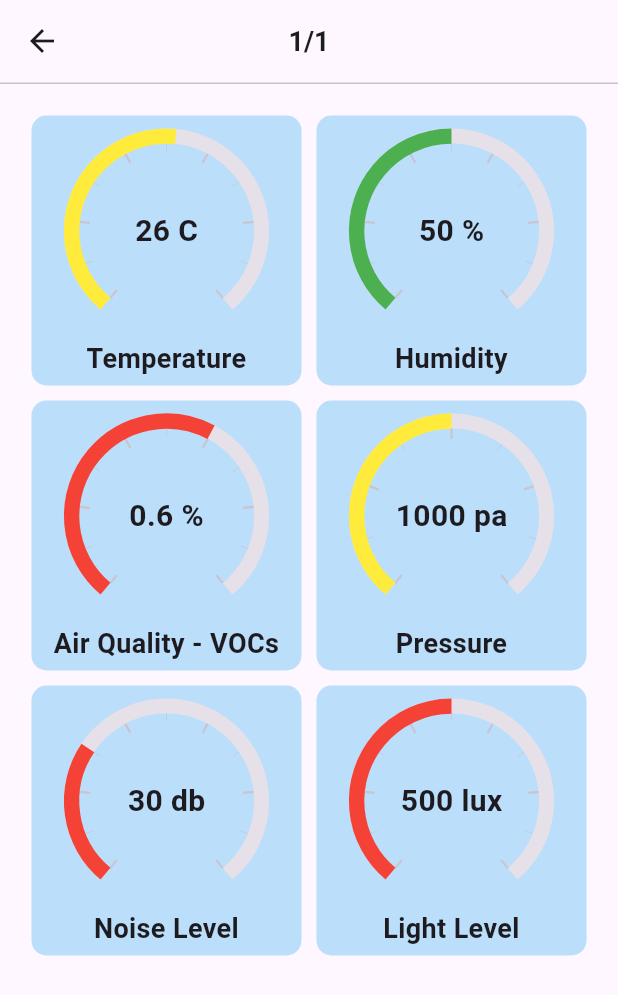
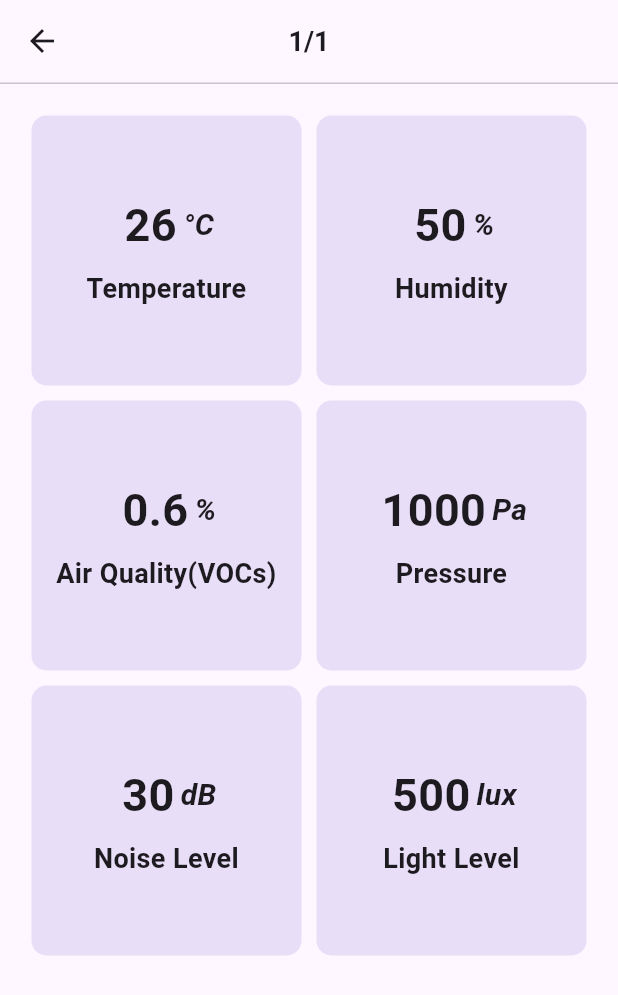
Before and after one commit to Canti-IoT/Canti-Hub, a Flutter app: the DetailPage screen opened directly, on a phone screen of 412 x 824 dp. Shown: the top 995 px of the screen. Run offline on Flutter 3.47's test engine with Material 3 defaults, Android fonts, the phone set to English and light mode, and no system bars; drawn by our look-alikes of syncfusion_flutter_gauges; our stand-ins replace drift, shared_preferences, syncfusion_flutter_sliders; missing offline and left inert: flutter_octicons, syncfusion_flutter_core; accounts and stored records are empty; generated files the repository leaves out were written again.

Commit message:
fix: style of the parameter widget

```diff
--- a/lib/pages/detail_page/detail_page.dart
+++ b/lib/pages/detail_page/detail_page.dart
@@ -26,48 +26,36 @@ class DetailPage extends StatelessWidget {
           ParameterWidget(
             parameterName: 'Temperature',
             value: 26.0, // Replace with actual value
-            minValue: 0.0, // Define min value
-            maxValue: 50.0, // Define max value
             desiredValue: 21.0,
-            unit: 'C',
+            unit: '°C',
           ),
           ParameterWidget(
             parameterName: 'Humidity',
             value: 50.0, // Replace with actual value
-            minValue: 0.0, // Define min value
-            maxValue: 100.0, // Define max value
             desiredValue: 50.0,
             unit: '%',
           ),
           ParameterWidget(
-            parameterName: 'Air Quality - VOCs',
+            parameterName: 'Air Quality(VOCs)',
             value: 0.6, // Replace with actual value
-            minValue: 0.0, // Define min value
-            maxValue: 1.0, // Define max value
             desiredValue: 1.0,
             unit: '%',
           ),
           ParameterWidget(
             parameterName: 'Pressure',
             value: 1000.0, // Replace with actual value
-            minValue: 900.0, // Define min value
-            maxValue: 1100.0, // Define max value
             desiredValue: 1010.0,
-            unit: 'pa',
+            unit: 'Pa',
           ),
           ParameterWidget(
             parameterName: 'Noise Level',
             value: 30.0, // Replace with actual value
-            minValue: 0.0, // Define min value
-            maxValue: 100.0, // Define max value
             desiredValue: 1.0,
-            unit: 'db',
+            unit: 'dB',
           ),
           ParameterWidget(
             parameterName: 'Light Level',
             value: 500.0, // Replace with actual value
-            minValue: 0.0, // Define min value
-            maxValue: 1000.0, // Define max value
             desiredValue: 50.0,
             unit: 'lux',
           ),
--- a/lib/pages/detail_page/parameter_widget.dart
+++ b/lib/pages/detail_page/parameter_widget.dart
@@ -1,12 +1,9 @@
 import 'package:flutter/material.dart';
-import 'package:syncfusion_flutter_gauges/gauges.dart';
 
 class ParameterWidget extends StatelessWidget {
   final String parameterName;
   final double value;
   final String unit;
-  final double minValue;
-  final double maxValue;
   final double desiredValue;
 
   const ParameterWidget({
@@ -14,8 +11,6 @@ class ParameterWidget extends StatelessWidget {
     required this.parameterName,
     required this.value,
     required this.unit,
-    required this.minValue,
-    required this.maxValue,
     required this.desiredValue,
   }) : super(key: key);
 
@@ -27,7 +22,7 @@ class ParameterWidget extends StatelessWidget {
       margin: EdgeInsets.all(5.0),
       child: Container(
         decoration: BoxDecoration(
-          color: Colors.blue[100],
+          color: Theme.of(context).colorScheme.secondaryContainer,
           borderRadius: BorderRadius.circular(10.0),
         ),
         padding: EdgeInsets.all(5.0),
@@ -35,41 +30,29 @@ class ParameterWidget extends StatelessWidget {
           mainAxisAlignment: MainAxisAlignment.center,
           crossAxisAlignment: CrossAxisAlignment.stretch,
           children: [
-            Expanded(
-              child: Row(
-                children: [
-                  Expanded(
-                    child: SfRadialGauge(
-                      axes: <RadialAxis>[
-                        RadialAxis(
-                          minimum: minValue,
-                          maximum: maxValue,
-                          showLabels: false,
-                          pointers: <GaugePointer>[
-                            RangePointer(
-                              value: value,
-                              width: 0.15,
-                              color: colorizeGauge(),
-                              sizeUnit: GaugeSizeUnit.factor,
-                            ),
-                          ],
-                          annotations: <GaugeAnnotation>[
-                            GaugeAnnotation(
-                              widget: Text(
-                                '$displayValue $unit',
-                                style: TextStyle(
-                                    fontSize: 20, fontWeight: FontWeight.bold),
-                              ),
-                              angle: 90,
-                            ),
-                          ],
-                        ),
-                      ],
-                    ),
+            Row(
+              mainAxisAlignment: MainAxisAlignment.center,
+              children: [
+                Text(
+                  '$displayValue ',
+                  style: TextStyle(
+                    fontSize: 30,
+                    fontWeight: FontWeight.bold,
                   ),
-                ],
-              ),
+                  textAlign: TextAlign.center,
+                ),
+                Text(
+                  unit,
+                  style: TextStyle(
+                    fontSize: 20,
+                    fontWeight: FontWeight.bold,
+                    fontStyle: FontStyle.italic,
+                  ),
+                  textAlign: TextAlign.center,
+                ),
+              ],
             ),
+            SizedBox(height: 8), // Adjust spacing as needed
             Text(
               parameterName,
               maxLines: 1,
@@ -93,19 +76,4 @@ class ParameterWidget extends StatelessWidget {
       return value.toStringAsFixed(1);
     }
   }
-
-  Color colorizeGauge() {
-    Color color;
-    double distanceToDesired = (value - desiredValue).abs();
-
-    if (distanceToDesired < 0.05 * (maxValue - minValue)) {
-      color = Colors.green;
-    } else if (distanceToDesired < 0.2 * (maxValue - minValue)) {
-      color = Colors.yellow;
-    } else {
-      color = Colors.red;
-    }
-
-    return color;
-  }
 }
--- a/pubspec.yaml
+++ b/pubspec.yaml
@@ -43,7 +43,6 @@ dependencies:
   flutter_octicons: ^0.42.0
   syncfusion_flutter_sliders: ^24.2.3
   syncfusion_flutter_core: ^24.2.3
-  syncfusion_flutter_gauges: ^24.2.4
   drift: ^2.16.0
   sqlite3_flutter_libs: ^0.5.20
   path_provider: ^2.1.2
```
Also changed, not shown: pubspec.lock.
